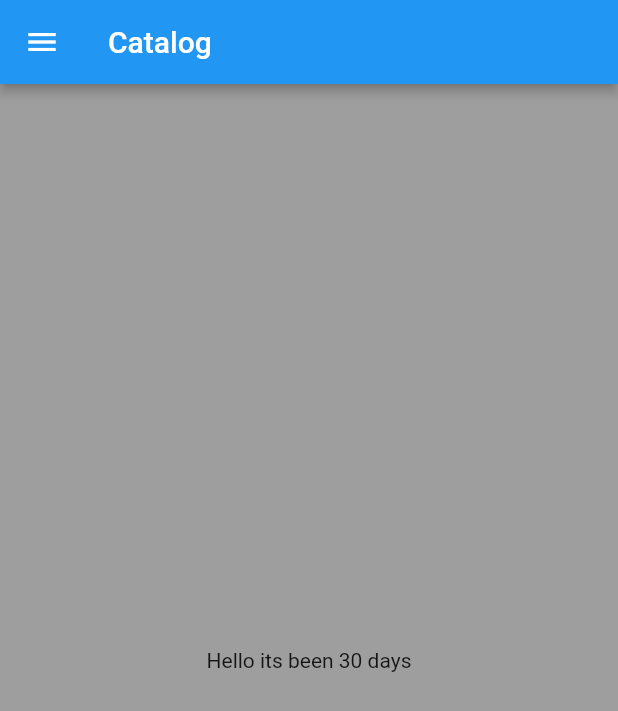
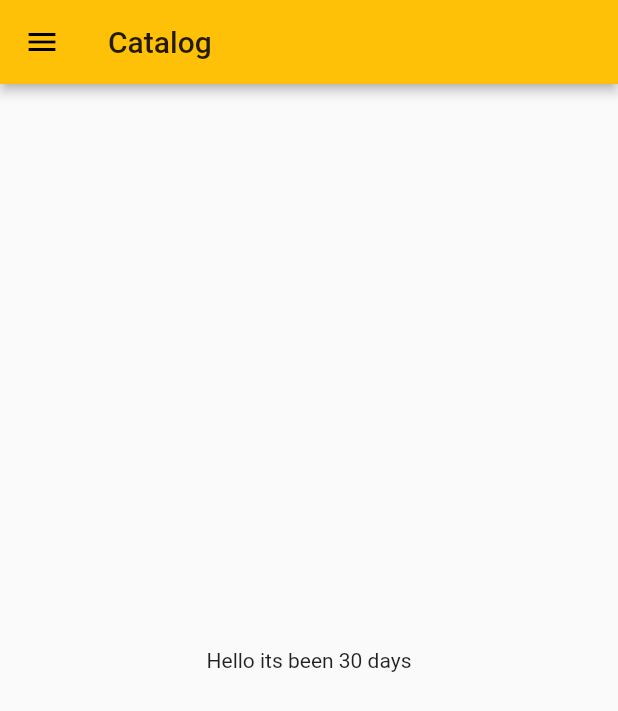
Before and after one commit to asifbabur/FlutterDev, a Flutter app: the screen it shows after launch, on a phone screen of 412 x 824 dp. Shown: the top 711 px of the screen. Run offline on Flutter 3.47's test engine with Material 2 defaults, Android fonts, the phone set to English and light mode, and no system bars.

Commit message:
Day 3 complete

```diff
--- a/lib/home.dart
+++ b/lib/Screens/home.dart
@@ -10,7 +10,6 @@ class Home extends StatelessWidget {
           title: Text("Catalog"),
         ),
         drawer: Drawer(),
-        backgroundColor: Colors.grey,
         body: Center(
             child: Container(
           child: Text('Hello its been $days days'),
--- a/lib/main.dart
+++ b/lib/main.dart
@@ -1,5 +1,7 @@
 import 'package:flutter/material.dart';
-import 'package:flutter_catalog/home.dart';
+import 'package:flutter_catalog/Screens/home.dart';
+
+import 'Screens/login_page.dart';
 
 void main() => runApp(MyApp());
 
@@ -8,8 +10,10 @@ class MyApp extends StatelessWidget {
   Widget build(BuildContext context) {
     int days = 30;
     return MaterialApp(
-      home: Home(),
+      themeMode: ThemeMode.light,
+      theme: ThemeData(primarySwatch: Colors.amber),
       debugShowCheckedModeBanner: false,
+      routes: {"/": (context) => Home(), "/login": (context) => Login()},
     );
   }
 }
```
Also changed, not shown: lib/Screens/login_page.dart (added, +10 -0 lines).
